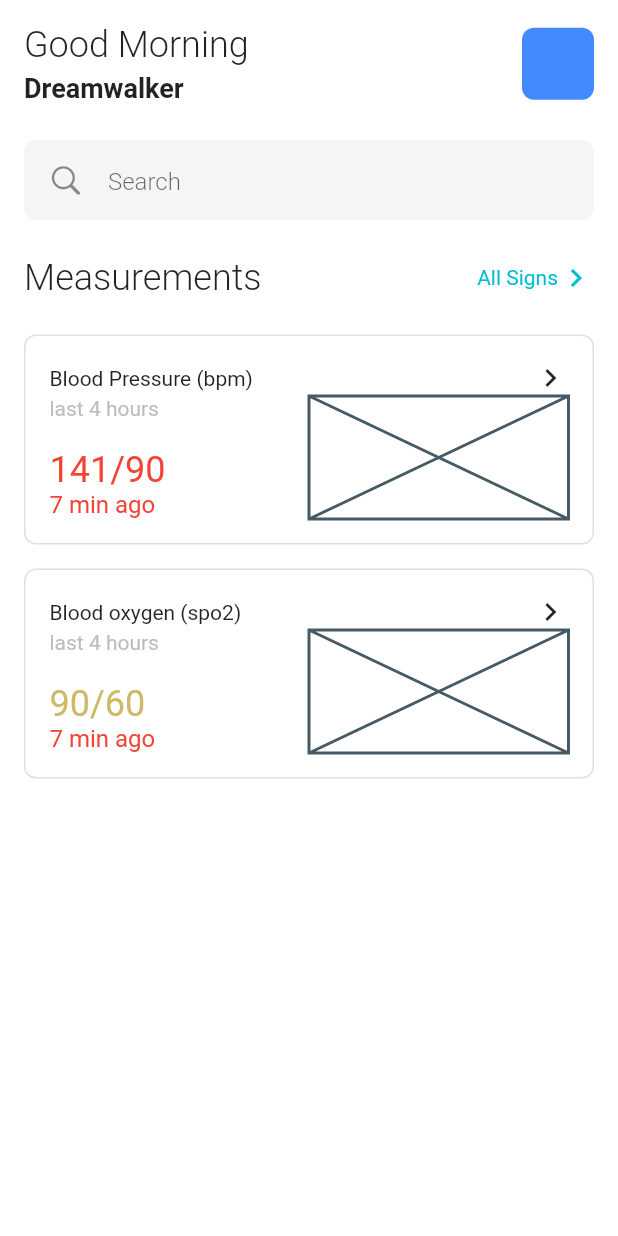
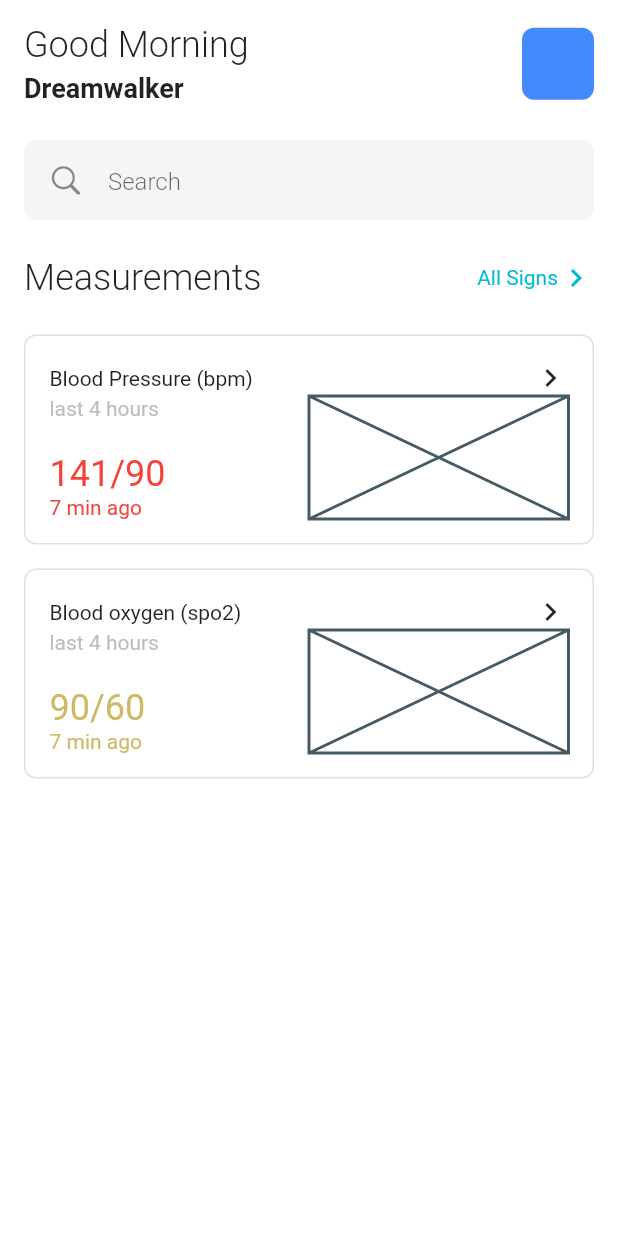
Before and after one commit to JAICHANGPARK/flutter_notebook_19th_story, a Flutter app: the screen it shows after launch, on a phone screen of 412 x 824 dp. Run offline on Flutter 3.47's test engine with Material 2 defaults, Android fonts, the phone set to English and light mode, and no system bars; our stand-ins replace cached_network_image, countup, fl_chart, flutter_riverpod, freezed_annotation, smooth_page_indicator and 1 more.

Commit message:
Update monitoring_main_page.dart

```diff
--- a/lib/ep1127_patient_monitoring_app/src/ui/monitoring_main_page.dart
+++ b/lib/ep1127_patient_monitoring_app/src/ui/monitoring_main_page.dart
@@ -151,7 +151,6 @@ class _MonitoringMainPageState extends State<MonitoringMainPage> {
                                               "7 min ago",
                                               style: TextStyle(
                                                 color: Colors.red,
-                                                fontSize: 16,
                                               ),
                                             ),
                                           ],
@@ -212,8 +211,7 @@ class _MonitoringMainPageState extends State<MonitoringMainPage> {
                                             const Text(
                                               "7 min ago",
                                               style: TextStyle(
-                                                color: Colors.red,
-                                                fontSize: 16,
+                                                color: Color.fromRGBO(206, 185, 103, 1),
                                               ),
                                             ),
                                           ],
```
